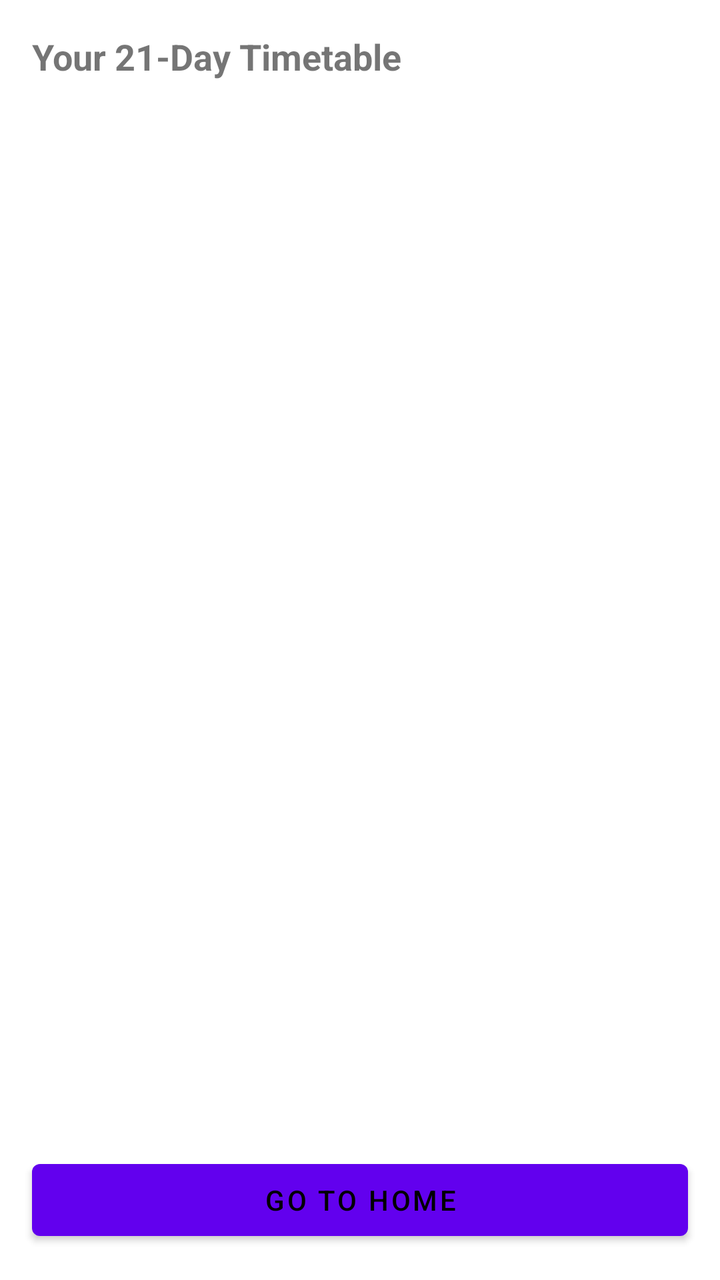
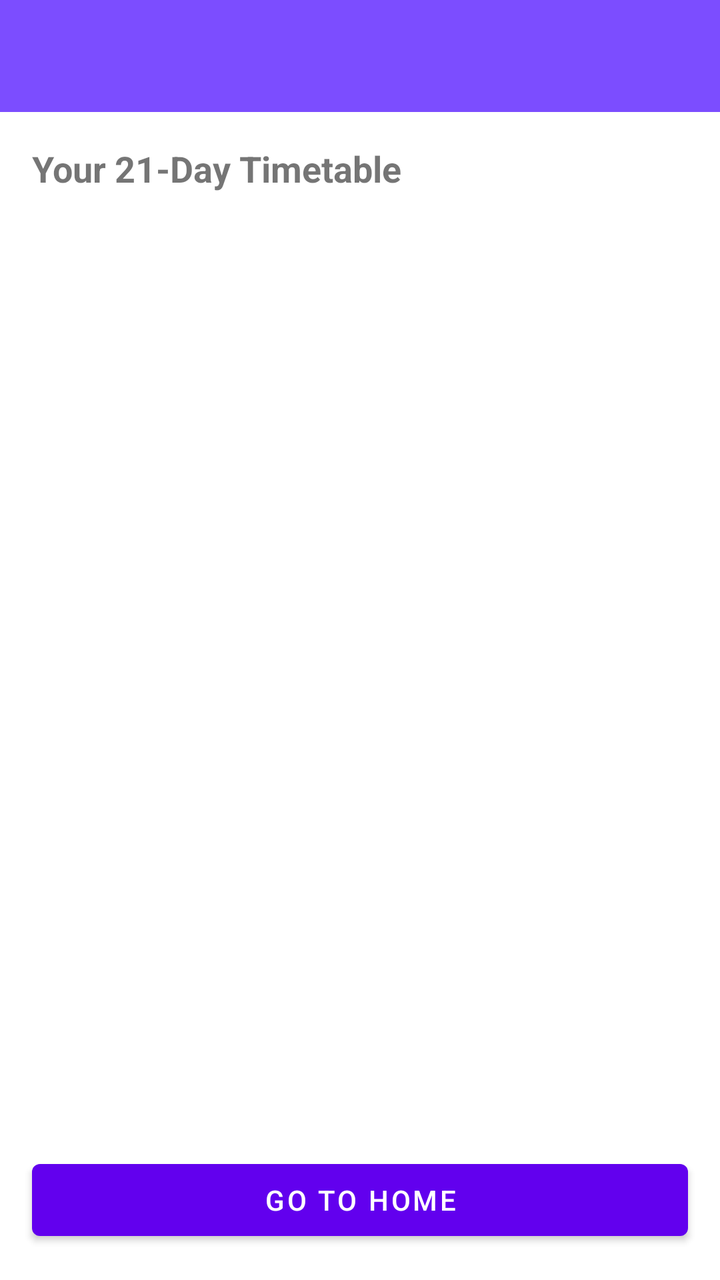

Compare the two renders of this Android layout. The source of the first and the diff that turns it into the second are given below.
<!-- AndroidManifest.xml: application theme Theme.CogniSync -->
<!-- res/layout/activity_timetable.xml -->
<LinearLayout xmlns:android="http://schemas.android.com/apk/res/android"
    android:orientation="vertical"
    android:layout_width="match_parent"
    android:layout_height="match_parent">

    <TextView
        android:layout_width="match_parent"
        android:layout_height="wrap_content"
        android:text="Your 21-Day Timetable"
        android:textSize="18sp"
        android:textStyle="bold"
        android:padding="16dp"/>

    <androidx.recyclerview.widget.RecyclerView
        android:id="@+id/recyclerTimetable"
        android:layout_width="match_parent"
        android:layout_height="0dp"
        android:layout_weight="1"/>

    <Button
        android:id="@+id/btnDone"
        android:layout_width="match_parent"
        android:layout_height="wrap_content"
        android:text="Go to Home"
        android:textColor="#000000"
        android:layout_margin="16dp"/>

</LinearLayout>
<!-- resources referenced by this layout -->
<resources>
  <style name="Theme.CogniSync" parent="Theme.MaterialComponents.DayNight.NoActionBar">
  
  
  
          
          <item name="android:statusBarColor">@android:color/white</item>
          <item name="android:windowLightStatusBar">true</item>
  
      </style>
</resources>

<!-- the commit's change to res/layout/activity_timetable.xml (unified diff, before → after) -->
@@ -1,8 +1,20 @@
+<?xml version="1.0" encoding="utf-8"?>
 <LinearLayout xmlns:android="http://schemas.android.com/apk/res/android"
     android:orientation="vertical"
     android:layout_width="match_parent"
     android:layout_height="match_parent">
 
+    
+    <androidx.appcompat.widget.Toolbar
+        android:id="@+id/toolbar"
+        android:layout_width="match_parent"
+        android:layout_height="?attr/actionBarSize"
+        android:background="#7C4DFF"
+        android:theme="@style/ThemeOverlay.AppCompat.Dark.ActionBar"
+        android:title="Your Timetable"
+        android:titleTextColor="#FFFFFF" />
+
+    
     <TextView
         android:layout_width="match_parent"
         android:layout_height="wrap_content"
@@ -11,18 +23,18 @@
         android:textStyle="bold"
         android:padding="16dp"/>
 
+    
     <androidx.recyclerview.widget.RecyclerView
         android:id="@+id/recyclerTimetable"
         android:layout_width="match_parent"
         android:layout_height="0dp"
         android:layout_weight="1"/>
 
+    
     <Button
         android:id="@+id/btnDone"
         android:layout_width="match_parent"
         android:layout_height="wrap_content"
         android:text="Go to Home"
-        android:textColor="#000000"
         android:layout_margin="16dp"/>
-
 </LinearLayout>
